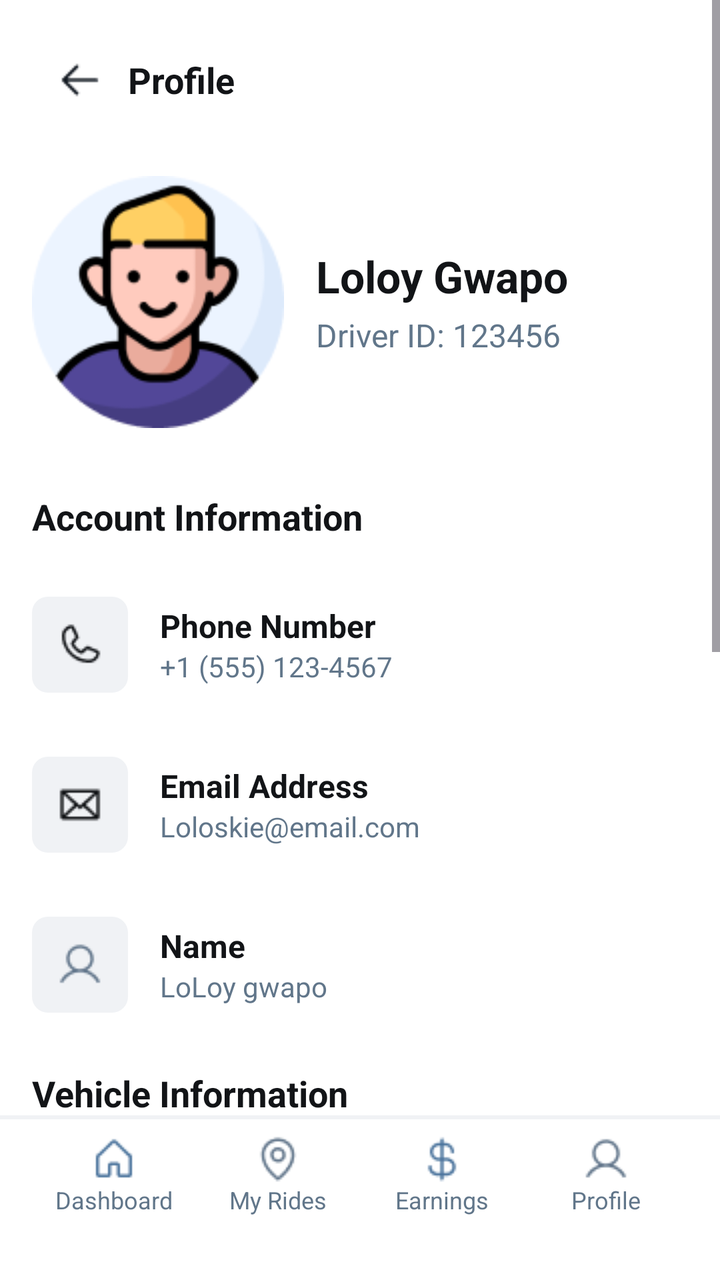
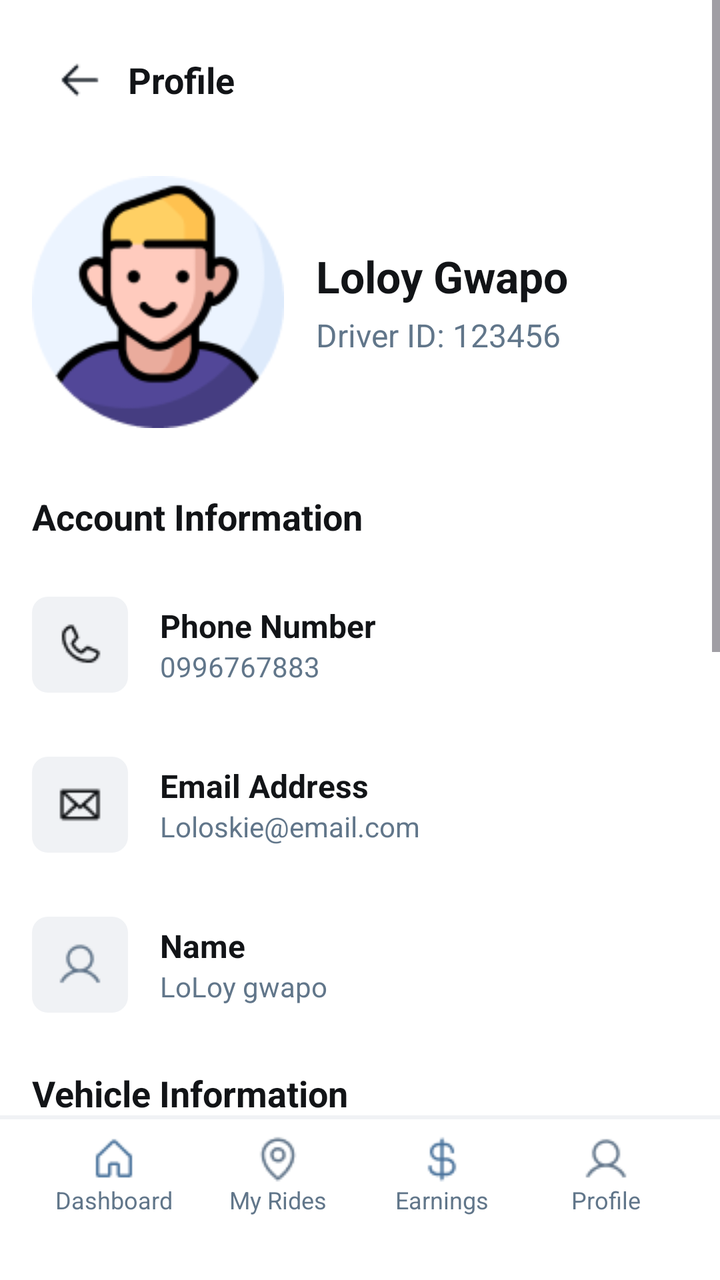

The first picture is an Android layout as it rendered before a commit; the second is the same layout after the commit. The layout source and the unified diff follow.
<!-- AndroidManifest.xml: application theme Theme.Tricycle_app -->
<!-- res/layout/driverprofile.xml -->
<?xml version="1.0" encoding="utf-8"?>
<LinearLayout xmlns:android="http://schemas.android.com/apk/res/android"
    android:layout_width="match_parent"
    android:layout_height="match_parent"
    android:orientation="vertical"
    android:background="#FFFFFF">

    <ScrollView
        android:layout_width="match_parent"
        android:layout_height="0dp"
        android:layout_weight="1"
        android:fillViewport="true">

        <LinearLayout
            android:layout_width="match_parent"
            android:layout_height="wrap_content"
            android:orientation="vertical"
            android:paddingBottom="20dp">

            <LinearLayout
                android:layout_width="match_parent"
                android:layout_height="wrap_content"
                android:orientation="horizontal"
                android:gravity="center_vertical"
                android:paddingTop="16dp"
                android:paddingBottom="8dp"
                android:paddingStart="16dp"
                android:paddingEnd="16dp">

                <LinearLayout
                    android:id="@+id/btnBack"
                    android:layout_width="48dp"
                    android:layout_height="48dp"
                    android:gravity="center"
                    android:clickable="true"
                    android:focusable="true">
                    <View
                        android:layout_width="24dp"
                        android:layout_height="24dp"
                        android:background="@drawable/arrow"/>
                </LinearLayout>

                <TextView
                    android:layout_width="wrap_content"
                    android:layout_height="wrap_content"
                    android:text="Profile"
                    android:textSize="18sp"
                    android:textStyle="bold"
                    android:textColor="#121417"
                    android:paddingEnd="48dp"/>
            </LinearLayout>

            <LinearLayout
                android:layout_width="match_parent"
                android:layout_height="wrap_content"
                android:orientation="horizontal"
                android:padding="16dp">

                <View
                    android:layout_width="126dp"
                    android:layout_height="126dp"
                    android:background="@drawable/person" />

                <LinearLayout
                    android:layout_width="match_parent"
                    android:layout_height="wrap_content"
                    android:orientation="vertical"
                    android:layout_marginStart="16dp"
                    android:gravity="center_vertical"
                    android:layout_gravity="center_vertical">

                    <TextView
                        android:layout_width="wrap_content"
                        android:layout_height="wrap_content"
                        android:text="Loloy Gwapo"
                        android:textSize="22sp"
                        android:textStyle="bold"
                        android:textColor="#121417"
                        android:layout_marginBottom="4dp"/>

                    <TextView
                        android:layout_width="wrap_content"
                        android:layout_height="wrap_content"
                        android:text="Driver ID: 123456"
                        android:textSize="16sp"
                        android:textColor="#61768A"/>
                </LinearLayout>
            </LinearLayout>

            <TextView
                android:layout_width="match_parent"
                android:layout_height="wrap_content"
                android:text="Account Information"
                android:textSize="18sp"
                android:textStyle="bold"
                android:textColor="#121417"
                android:paddingStart="16dp"
                android:paddingTop="16dp"
                android:paddingBottom="8dp"/>

            <LinearLayout
                android:layout_width="match_parent"
                android:layout_height="72dp"
                android:orientation="horizontal"
                android:gravity="center_vertical"
                android:paddingStart="16dp"
                android:paddingEnd="16dp"
                android:layout_marginTop="8dp">

                <LinearLayout
                    android:layout_width="48dp"
                    android:layout_height="48dp"
                    android:background="@drawable/bg_rounded_light_grey"
                    android:gravity="center">

                    <View
                        android:layout_width="24dp"
                        android:layout_height="24dp"
                        android:background="@drawable/phone" />
                </LinearLayout>

                <LinearLayout
                    android:layout_width="0dp"
                    android:layout_weight="1"
                    android:layout_height="wrap_content"
                    android:orientation="vertical"
                    android:layout_marginStart="16dp">
                    <TextView
                        android:layout_width="wrap_content"
                        android:layout_height="wrap_content"
                        android:text="Phone Number"
                        android:textSize="16sp"
                        android:textStyle="bold"
                        android:textColor="#121417"/>
                    <TextView
                        android:layout_width="wrap_content"
                        android:layout_height="wrap_content"
                        android:text="+1 (555) 123-4567"
                        android:textSize="14sp"
                        android:textColor="#61768A"/>
                </LinearLayout>
            </LinearLayout>

            <LinearLayout
                android:layout_width="match_parent"
                android:layout_height="72dp"
                android:orientation="horizontal"
                android:gravity="center_vertical"
                android:paddingStart="16dp"
                android:paddingEnd="16dp"
                android:layout_marginTop="8dp">

                <LinearLayout
                    android:layout_width="48dp"
                    android:layout_height="48dp"
                    android:background="@drawable/bg_rounded_light_grey"
                    android:gravity="center">

                    <View
                        android:layout_width="24dp"
                        android:layout_height="24dp"
                        android:background="@drawable/email" />
                </LinearLayout>

                <LinearLayout
                    android:layout_width="0dp"
                    android:layout_weight="1"
                    android:layout_height="wrap_content"
                    android:orientation="vertical"
                    android:layout_marginStart="16dp">
                    <TextView
                        android:layout_width="wrap_content"
                        android:layout_height="wrap_content"
                        android:text="Email Address"
                        android:textSize="16sp"
                        android:textStyle="bold"
                        android:textColor="#121417"/>
                    <TextView
                        android:layout_width="wrap_content"
                        android:layout_height="wrap_content"
                        android:text="Loloskie@email.com"
                        android:textSize="14sp"
                        android:textColor="#61768A"/>
                </LinearLayout>
            </LinearLayout>

            <LinearLayout
                android:layout_width="match_parent"
                android:layout_height="72dp"
                android:orientation="horizontal"
                android:gravity="center_vertical"
                android:paddingStart="16dp"
                android:paddingEnd="16dp"
                android:layout_marginTop="8dp">

                <LinearLayout
                    android:layout_width="48dp"
                    android:layout_height="48dp"
                    android:background="@drawable/bg_rounded_light_grey"
                    android:gravity="center">

                    <View
                        android:layout_width="24dp"
                        android:layout_height="24dp"
                        android:background="@drawable/profile" />
                </LinearLayout>

                <LinearLayout
                    android:layout_width="0dp"
                    android:layout_weight="1"
                    android:layout_height="wrap_content"
                    android:orientation="vertical"
                    android:layout_marginStart="16dp">
                    <TextView
                        android:layout_width="wrap_content"
                        android:layout_height="wrap_content"
                        android:text="Name"
                        android:textSize="16sp"
                        android:textStyle="bold"
                        android:textColor="#121417"/>
                    <TextView
                        android:layout_width="wrap_content"
                        android:layout_height="wrap_content"
                        android:text="LoLoy gwapo"
                        android:textSize="14sp"
                        android:textColor="#61768A"/>
                </LinearLayout>
            </LinearLayout>

            <TextView
                android:layout_width="match_parent"
                android:layout_height="wrap_content"
                android:text="Vehicle Information"
                android:textSize="18sp"
                android:textStyle="bold"
                android:textColor="#121417"
                android:paddingStart="16dp"
                android:paddingTop="16dp"
                android:paddingBottom="8dp"/>

            <LinearLayout
                android:layout_width="match_parent"
                android:layout_height="72dp"
                android:orientation="horizontal"
                android:gravity="center_vertical"
                android:paddingStart="16dp"
                android:paddingEnd="16dp"
                android:layout_marginTop="8dp">

                <LinearLayout
                    android:layout_width="48dp"
                    android:layout_height="48dp"
                    android:background="@drawable/bg_rounded_light_grey"
                    android:gravity="center">

                    <View
                        android:layout_width="24dp"
                        android:layout_height="24dp"
                        android:background="@drawable/ride" />
                </LinearLayout>

                <LinearLayout
                    android:layout_width="0dp"
                    android:layout_weight="1"
                    android:layout_height="wrap_content"
                    android:orientation="vertical"
                    android:layout_marginStart="16dp">
                    <TextView
                        android:layout_width="wrap_content"
                        android:layout_height="wrap_content"
                        android:text="Vehicle Type"
                        android:textSize="16sp"
                        android:textStyle="bold"
                        android:textColor="#121417"/>
                    <TextView
                        android:layout_width="wrap_content"
                        android:layout_height="wrap_content"
                        android:text="Tricycle"
                        android:textSize="14sp"
                        android:textColor="#61768A"/>
                </LinearLayout>
            </LinearLayout>

            <LinearLayout
                android:layout_width="match_parent"
                android:layout_height="72dp"
                android:orientation="horizontal"
                android:gravity="center_vertical"
                android:paddingStart="16dp"
                android:paddingEnd="16dp"
                android:layout_marginTop="8dp">

                <LinearLayout
                    android:layout_width="48dp"
                    android:layout_height="48dp"
                    android:background="@drawable/bg_rounded_light_grey"
                    android:gravity="center">

                    <View
                        android:layout_width="24dp"
                        android:layout_height="22dp"
                        android:background="@drawable/plate" />
                </LinearLayout>

                <LinearLayout
                    android:layout_width="0dp"
                    android:layout_weight="1"
                    android:layout_height="wrap_content"
                    android:orientation="vertical"
                    android:layout_marginStart="16dp">
                    <TextView
                        android:layout_width="wrap_content"
                        android:layout_height="wrap_content"
                        android:text="License Plate"
                        android:textSize="16sp"
                        android:textStyle="bold"
                        android:textColor="#121417"/>
                    <TextView
                        android:layout_width="wrap_content"
                        android:layout_height="wrap_content"
                        android:text="XYZ 123"
                        android:textSize="14sp"
                        android:textColor="#61768A"/>
                </LinearLayout>
            </LinearLayout>

            <TextView
                android:layout_width="match_parent"
                android:layout_height="wrap_content"
                android:text="Ratings &amp; Reviews"
                android:textSize="18sp"
                android:textStyle="bold"
                android:textColor="#121417"
                android:paddingStart="16dp"
                android:paddingTop="16dp"
                android:paddingBottom="8dp"/>

            <LinearLayout
                android:layout_width="match_parent"
                android:layout_height="wrap_content"
                android:orientation="horizontal"
                android:padding="16dp">

                <LinearLayout
                    android:layout_width="wrap_content"
                    android:layout_height="wrap_content"
                    android:orientation="vertical"
                    android:layout_marginEnd="32dp">

                    <TextView
                        android:layout_width="wrap_content"
                        android:layout_height="wrap_content"
                        android:text="4.8"
                        android:textSize="36sp"
                        android:textStyle="bold"
                        android:textColor="#121417"/>

                    <LinearLayout
                        android:layout_width="wrap_content"
                        android:layout_height="wrap_content"
                        android:orientation="horizontal"
                        android:layout_marginTop="8dp">

                        <View
                            android:layout_width="18dp"
                            android:layout_height="18dp"
                            android:layout_marginEnd="2dp"
                            android:background="@drawable/bstar" />

                        <View
                            android:layout_width="18dp"
                            android:layout_height="18dp"
                            android:layout_marginEnd="2dp"
                            android:background="@drawable/bstar" />

                        <View
                            android:layout_width="18dp"
                            android:layout_height="18dp"
                            android:layout_marginEnd="2dp"
                            android:background="@drawable/bstar" />

                        <View
                            android:layout_width="18dp"
                            android:layout_height="18dp"
                            android:layout_marginEnd="2dp"
                            android:background="@drawable/bstar" />

                        <View
                            android:layout_width="18dp"
                            android:layout_height="18dp"
                            android:background="@drawable/wstar" />
                    </LinearLayout>

                    <TextView
                        android:layout_width="wrap_content"
                        android:layout_height="wrap_content"
                        android:text="250 reviews"
                        android:textSize="16sp"
                        android:textColor="#121417"
                        android:layout_marginTop="8dp"/>
                </LinearLayout>

                <LinearLayout
                    android:layout_width="0dp"
                    android:layout_weight="1"
                    android:layout_height="wrap_content"
                    android:orientation="vertical">

                    <LinearLayout
                        android:layout_width="match_parent"
                        android:layout_height="wrap_content"
                        android:orientation="horizontal"
                        android:gravity="center_vertical"
                        android:layout_marginBottom="8dp">
                        <TextView android:layout_width="20dp" android:layout_height="wrap_content" android:text="5" android:textSize="14sp" android:textColor="#121417"/>
                        <LinearLayout
                            android:layout_width="0dp"
                            android:layout_weight="1"
                            android:layout_height="8dp"
                            android:background="#DBE0E6"
                            android:gravity="start">
                            <View android:layout_width="118dp" android:layout_height="match_parent" android:background="#121417"/>
                        </LinearLayout>
                        <TextView android:layout_width="40dp" android:layout_height="wrap_content" android:text="70%" android:textSize="14sp" android:textColor="#61768A" android:gravity="end"/>
                    </LinearLayout>

                    <LinearLayout
                        android:layout_width="match_parent"
                        android:layout_height="wrap_content"
                        android:orientation="horizontal"
                        android:gravity="center_vertical"
                        android:layout_marginBottom="8dp">
                        <TextView android:layout_width="20dp" android:layout_height="wrap_content" android:text="4" android:textSize="14sp" android:textColor="#121417"/>
                        <LinearLayout
                            android:layout_width="0dp"
                            android:layout_weight="1"
                            android:layout_height="8dp"
                            android:background="#DBE0E6"
                            android:gravity="start">
                            <View android:layout_width="34dp" android:layout_height="match_parent" android:background="#121417"/>
                        </LinearLayout>
                        <TextView android:layout_width="40dp" android:layout_height="wrap_content" android:text="20%" android:textSize="14sp" android:textColor="#61768A" android:gravity="end"/>
                    </LinearLayout>

                    <LinearLayout
                        android:layout_width="match_parent"
                        android:layout_height="wrap_content"
                        android:orientation="horizontal"
                        android:gravity="center_vertical"
                        android:layout_marginBottom="8dp">
                        <TextView android:layout_width="20dp" android:layout_height="wrap_content" android:text="3" android:textSize="14sp" android:textColor="#121417"/>
                        <LinearLayout
                            android:layout_width="0dp"
                            android:layout_weight="1"
                            android:layout_height="8dp"
                            android:background="#DBE0E6"
                            android:gravity="start">
                            <View android:layout_width="8dp" android:layout_height="match_parent" android:background="#121417"/>
                        </LinearLayout>
                        <TextView android:layout_width="40dp" android:layout_height="wrap_content" android:text="5%" android:textSize="14sp" android:textColor="#61768A" android:gravity="end"/>
                    </LinearLayout>

                    <LinearLayout
                        android:layout_width="match_parent"
                        android:layout_height="wrap_content"
                        android:orientation="horizontal"
                        android:gravity="center_vertical"
                        android:layout_marginBottom="8dp">
                        <TextView android:layout_width="20dp" android:layout_height="wrap_content" android:text="2" android:textSize="14sp" android:textColor="#121417"/>
                        <LinearLayout
                            android:layout_width="0dp"
                            android:layout_weight="1"
                            android:layout_height="8dp"
                            android:background="#DBE0E6"
                            android:gravity="start">
                            <View android:layout_width="5dp" android:layout_height="match_parent" android:background="#121417"/>
                        </LinearLayout>
                        <TextView android:layout_width="40dp" android:layout_height="wrap_content" android:text="3%" android:textSize="14sp" android:textColor="#61768A" android:gravity="end"/>
                    </LinearLayout>

                    <LinearLayout
                        android:layout_width="match_parent"
                        android:layout_height="wrap_content"
                        android:orientation="horizontal"
                        android:gravity="center_vertical">
                        <TextView android:layout_width="20dp" android:layout_height="wrap_content" android:text="1" android:textSize="14sp" android:textColor="#121417"/>
                        <LinearLayout
                            android:layout_width="0dp"
                            android:layout_weight="1"
                            android:layout_height="8dp"
                            android:background="#DBE0E6"
                            android:gravity="start">
                            <View android:layout_width="3dp" android:layout_height="match_parent" android:background="#121417"/>
                        </LinearLayout>
                        <TextView android:layout_width="40dp" android:layout_height="wrap_content" android:text="2%" android:textSize="14sp" android:textColor="#61768A" android:gravity="end"/>
                    </LinearLayout>

                </LinearLayout>
            </LinearLayout>

        </LinearLayout>
    </ScrollView>

    <LinearLayout
        android:layout_width="match_parent"
        android:layout_height="wrap_content"
        android:orientation="vertical">

        <View
            android:layout_width="match_parent"
            android:layout_height="1dp"
            android:background="#F0F2F5"/>

    </LinearLayout>

    <include layout="@layout/drivernav" />

</LinearLayout>
<!-- res/layout/drivernav.xml (included above) -->
<?xml version="1.0" encoding="utf-8"?>
<LinearLayout xmlns:android="http://schemas.android.com/apk/res/android"
    android:layout_width="match_parent"
    android:layout_height="wrap_content"
    android:orientation="vertical"
    android:background="#FFFFFF">

    <View
        android:layout_width="match_parent"
        android:layout_height="1dp"
        android:background="#F0F2F5"/>

    <LinearLayout
        android:layout_width="match_parent"
        android:layout_height="wrap_content"
        android:orientation="horizontal"
        android:paddingTop="8dp"
        android:paddingBottom="12dp"
        android:paddingStart="16dp"
        android:paddingEnd="16dp">

        <LinearLayout
            android:id="@+id/nav_dashboard"
            android:layout_width="0dp"
            android:layout_height="wrap_content"
            android:layout_weight="1"
            android:orientation="vertical"
            android:gravity="center"
            android:clickable="true"
            android:focusable="true">

            <View
                android:layout_width="24dp"
                android:layout_height="24dp"
                android:background="@drawable/home" />

            <TextView
                android:layout_width="wrap_content"
                android:layout_height="wrap_content"
                android:text="Dashboard"
                android:textSize="12sp"
                android:textColor="#61768A"/>
        </LinearLayout>

        <LinearLayout
            android:id="@+id/nav_activity"
            android:layout_width="0dp"
            android:layout_height="wrap_content"
            android:layout_weight="1"
            android:orientation="vertical"
            android:gravity="center"
            android:clickable="true"
            android:focusable="true">

            <View
                android:layout_width="24dp"
                android:layout_height="24dp"
                android:background="@drawable/locationpin" />

            <TextView
                android:layout_width="wrap_content"
                android:layout_height="wrap_content"
                android:text="My Rides"
                android:textSize="12sp"
                android:textColor="#61768A"/>
        </LinearLayout>

        <LinearLayout
            android:id="@+id/nav_earnings"
            android:layout_width="0dp"
            android:layout_height="wrap_content"
            android:layout_weight="1"
            android:orientation="vertical"
            android:gravity="center"
            android:clickable="true"
            android:focusable="true">

            <View
                android:layout_width="24dp"
                android:layout_height="24dp"
                android:background="@drawable/money" />

            <TextView
                android:layout_width="wrap_content"
                android:layout_height="wrap_content"
                android:text="Earnings"
                android:textSize="12sp"
                android:textColor="#61768A"/>
        </LinearLayout>

        <LinearLayout
            android:id="@+id/nav_profile"
            android:layout_width="0dp"
            android:layout_height="wrap_content"
            android:layout_weight="1"
            android:orientation="vertical"
            android:gravity="center"
            android:clickable="true"
            android:focusable="true">

            <View
                android:layout_width="24dp"
                android:layout_height="24dp"
                android:background="@drawable/profile" />

            <TextView
                android:layout_width="wrap_content"
                android:layout_height="wrap_content"
                android:text="Profile"
                android:textSize="12sp"
                android:textColor="#61768A"/>
        </LinearLayout>

    </LinearLayout>

    <View
        android:layout_width="match_parent"
        android:layout_height="20dp"
        android:background="#FFFFFF"/>

</LinearLayout>
<!-- resources referenced by this layout -->
<resources>
  <!-- drawable arrow: png bitmap (drawable, 284 bytes) -->
  <!-- drawable bg_rounded_light_grey (drawable) -->
  <?xml version="1.0" encoding="utf-8"?>
  <shape xmlns:android="http://schemas.android.com/apk/res/android"
      android:shape="rectangle">
      <solid android:color="#F0F2F5" />
      <corners android:radius="8dp" />
  </shape>
  <!-- drawable bstar: png bitmap (drawable, 421 bytes) -->
  <!-- drawable email: png bitmap (drawable, 549 bytes) -->
  <!-- drawable home: png bitmap (drawable, 468 bytes) -->
  <!-- drawable locationpin: png bitmap (drawable, 805 bytes) -->
  <!-- drawable money: png bitmap (drawable, 640 bytes) -->
  <!-- drawable person: png bitmap (drawable, 9181 bytes) -->
  <!-- drawable phone: png bitmap (drawable, 681 bytes) -->
  <!-- drawable plate: png bitmap (drawable, 551 bytes) -->
  <!-- drawable profile: png bitmap (drawable, 661 bytes) -->
  <!-- drawable ride: png bitmap (drawable, 550 bytes) -->
  <!-- drawable wstar: png bitmap (drawable, 536 bytes) -->
  <style name="Theme.Tricycle_app" parent="Base.Theme.Tricycle_app" />
  <style name="Base.Theme.Tricycle_app" parent="Theme.Material3.DayNight.NoActionBar">
          
          
      </style>
</resources>

<!-- the commit's change to res/layout/driverprofile.xml (unified diff, before → after) -->
@@ -135,7 +135,7 @@
                     <TextView
                         android:layout_width="wrap_content"
                         android:layout_height="wrap_content"
-                        android:text="+1 (555) 123-4567"
+                        android:text="0996767883"
                         android:textSize="14sp"
                         android:textColor="#61768A"/>
                 </LinearLayout>
